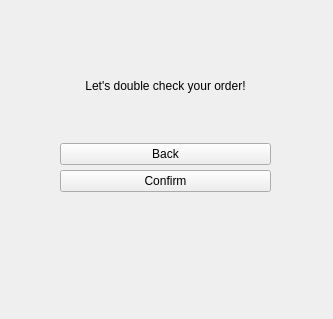
This is cart.ui in ayeshnabiha/Jualan-Donat as Qt 5 draws it before an edit. The edited form follows.
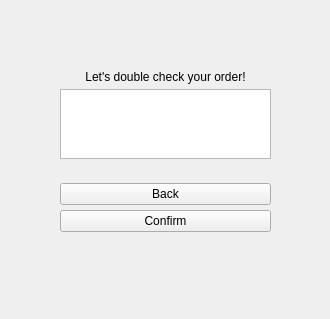
This is the edited form.

```diff
--- a/cart.ui
+++ b/cart.ui
@@ -6,7 +6,7 @@
    <rect>
     <x>0</x>
     <y>0</y>
-    <width>333</width>
+    <width>330</width>
     <height>319</height>
    </rect>
   </property>
@@ -19,7 +19,7 @@
      <x>60</x>
      <y>70</y>
      <width>211</width>
-     <height>122</height>
+     <height>140</height>
     </rect>
    </property>
    <layout class="QVBoxLayout" name="verticalLayout_2">
@@ -39,6 +39,9 @@
       </property>
      </widget>
     </item>
+    <item>
+     <widget class="QListWidget" name="listWidget"/>
+    </item>
     <item>
      <widget class="QLabel" name="label_Empty">
       <property name="text">
```
Left out of the diff: 2 changed lines with no effect on the pictures.
